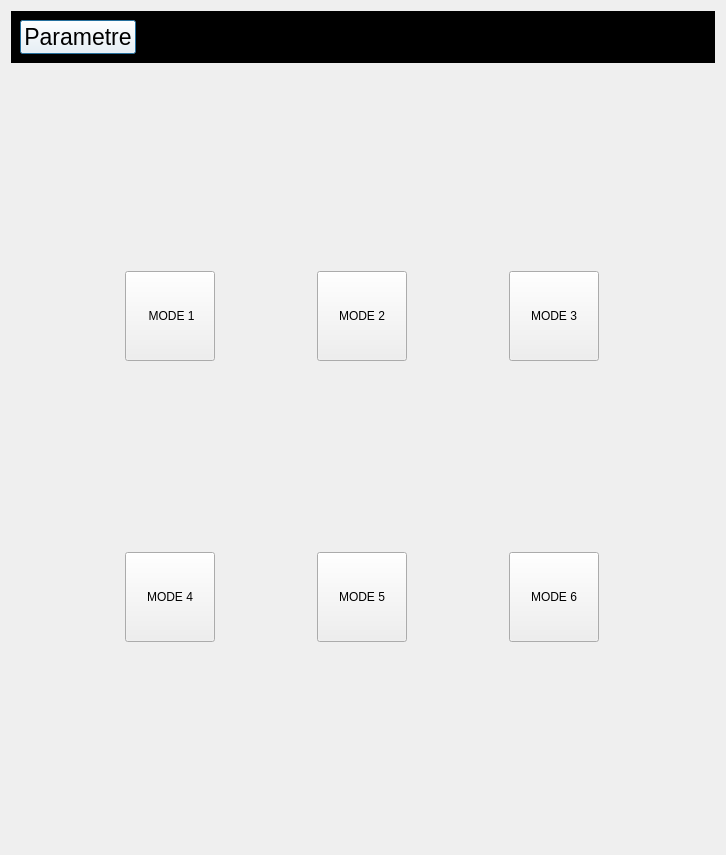
Arrera-Software/Arrera-Interface, file arrerasettingui.ui: the form before one commit.
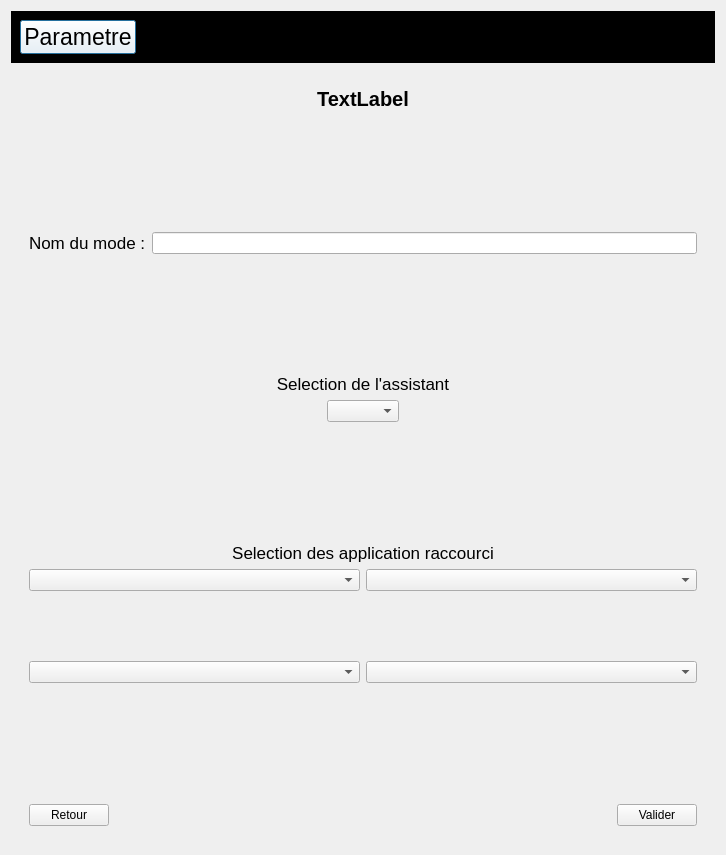
The form after the commit. Icons and pictures are not drawn.

Commit message: Ajout de la page mode dans les parametre

What changed in the file:
```diff
--- a/arrerasettingui.ui
+++ b/arrerasettingui.ui
@@ -315,7 +315,7 @@
        <item>
         <widget class="QStackedWidget" name="modestacked">
          <property name="currentIndex">
-          <number>0</number>
+          <number>1</number>
          </property>
          <widget class="QWidget" name="mainmode">
           <layout class="QVBoxLayout" name="verticalLayout_4">
@@ -478,7 +478,220 @@
            </item>
           </layout>
          </widget>
-         <widget class="QWidget" name="page_2"/>
+         <widget class="QWidget" name="addmode">
+          <layout class="QVBoxLayout" name="verticalLayout_5">
+           <item>
+            <widget class="QLabel" name="LINDICATIONMODE">
+             <property name="font">
+              <font>
+               <pointsize>15</pointsize>
+               <bold>true</bold>
+              </font>
+             </property>
+             <property name="text">
+              <string>TextLabel</string>
+             </property>
+             <property name="alignment">
+              <set>Qt::AlignmentFlag::AlignCenter</set>
+             </property>
+            </widget>
+           </item>
+           <item>
+            <spacer name="verticalSpacer_5">
+             <property name="orientation">
+              <enum>Qt::Orientation::Vertical</enum>
+             </property>
+             <property name="sizeHint" stdset="0">
+              <size>
+               <width>20</width>
+               <height>40</height>
+              </size>
+             </property>
+            </spacer>
+           </item>
+           <item>
+            <layout class="QHBoxLayout" name="horizontalLayout">
+             <item>
+              <widget class="QLabel" name="label">
+               <property name="font">
+                <font>
+                 <pointsize>13</pointsize>
+                </font>
+               </property>
+               <property name="text">
+                <string>Nom du mode :</string>
+               </property>
+              </widget>
+             </item>
+             <item>
+              <widget class="QLineEdit" name="IDC_LINENAMEMODE"/>
+             </item>
+            </layout>
+           </item>
+           <item>
+            <spacer name="verticalSpacer_6">
+             <property name="orientation">
+              <enum>Qt::Orientation::Vertical</enum>
+             </property>
+             <property name="sizeHint" stdset="0">
+              <size>
+               <width>20</width>
+               <height>40</height>
+              </size>
+             </property>
+            </spacer>
+           </item>
+           <item>
+            <widget class="QLabel" name="LINDICAYTIONASSISTANTMODE">
+             <property name="font">
+              <font>
+               <pointsize>13</pointsize>
+              </font>
+             </property>
+             <property name="text">
+              <string>Selection de l'assistant</string>
+             </property>
+             <property name="alignment">
+              <set>Qt::AlignmentFlag::AlignCenter</set>
+             </property>
+            </widget>
+           </item>
+           <item>
+            <layout class="QHBoxLayout" name="horizontalLayout_3">
+             <item>
+              <spacer name="horizontalSpacer_5">
+               <property name="orientation">
+                <enum>Qt::Orientation::Horizontal</enum>
+               </property>
+               <property name="sizeHint" stdset="0">
+                <size>
+                 <width>40</width>
+                 <height>20</height>
+                </size>
+               </property>
+              </spacer>
+             </item>
+             <item>
+              <widget class="QComboBox" name="IDC_LISTASSISTANTMODE"/>
+             </item>
+             <item>
+              <spacer name="horizontalSpacer_6">
+               <property name="orientation">
+                <enum>Qt::Orientation::Horizontal</enum>
+               </property>
+               <property name="sizeHint" stdset="0">
+                <size>
+                 <width>40</width>
+                 <height>20</height>
+                </size>
+               </property>
+              </spacer>
+             </item>
+            </layout>
+           </item>
+           <item>
+            <spacer name="verticalSpacer_8">
+             <property name="orientation">
+              <enum>Qt::Orientation::Vertical</enum>
+             </property>
+             <property name="sizeHint" stdset="0">
+              <size>
+               <width>20</width>
+               <height>40</height>
+              </size>
+             </property>
+            </spacer>
+           </item>
+           <item>
+            <widget class="QLabel" name="LSELECTIONAPPMODE">
+             <property name="font">
+              <font>
+               <pointsize>13</pointsize>
+              </font>
+             </property>
+             <property name="text">
+              <string>Selection des application raccourci</string>
+             </property>
+             <property name="alignment">
+              <set>Qt::AlignmentFlag::AlignCenter</set>
+             </property>
+            </widget>
+           </item>
+           <item>
+            <layout class="QGridLayout" name="gridLayout_3">
+             <item row="0" column="0">
+              <widget class="QComboBox" name="IDC_APP1MODE"/>
+             </item>
+             <item row="1" column="0">
+              <spacer name="verticalSpacer_11">
+               <property name="orientation">
+                <enum>Qt::Orientation::Vertical</enum>
+               </property>
+               <property name="sizeHint" stdset="0">
+                <size>
+                 <width>20</width>
+                 <height>40</height>
+                </size>
+               </property>
+              </spacer>
+             </item>
+             <item row="2" column="1">
+              <widget class="QComboBox" name="IDC_APP4MODE"/>
+             </item>
+             <item row="2" column="0">
+              <widget class="QComboBox" name="IDC_APP3MODE"/>
+             </item>
+             <item row="0" column="1">
+              <widget class="QComboBox" name="IDC_APP2MODE"/>
+             </item>
+            </layout>
+           </item>
+           <item>
+            <spacer name="verticalSpacer_10">
+             <property name="orientation">
+              <enum>Qt::Orientation::Vertical</enum>
+             </property>
+             <property name="sizeHint" stdset="0">
+              <size>
+               <width>20</width>
+               <height>40</height>
+              </size>
+             </property>
+            </spacer>
+           </item>
+           <item>
+            <layout class="QHBoxLayout" name="horizontalLayout_4">
+             <item>
+              <widget class="QPushButton" name="IDC_RETOURMODE">
+               <property name="text">
+                <string>Retour</string>
+               </property>
+              </widget>
+             </item>
+             <item>
+              <spacer name="horizontalSpacer_7">
+               <property name="orientation">
+                <enum>Qt::Orientation::Horizontal</enum>
+               </property>
+               <property name="sizeHint" stdset="0">
+                <size>
+                 <width>40</width>
+                 <height>20</height>
+                </size>
+               </property>
+              </spacer>
+             </item>
+             <item>
+              <widget class="QPushButton" name="IDC_VALIDERMODE">
+               <property name="text">
+                <string>Valider</string>
+               </property>
+              </widget>
+             </item>
+            </layout>
+           </item>
+          </layout>
+         </widget>
         </widget>
        </item>
       </layout>
```
The commit also changes 2 other files.
